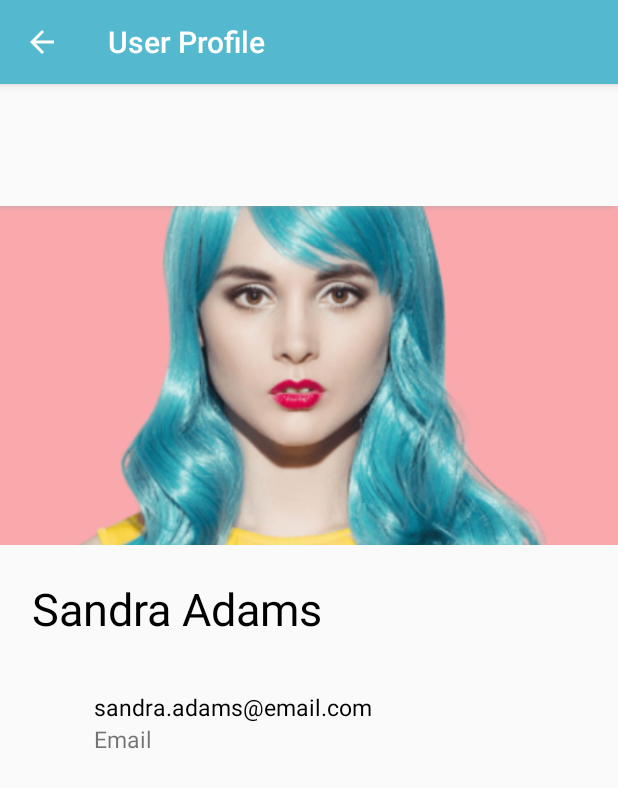
After one commit to sarjona98/ASM_P2, an Android app: the ProfileActivity screen opened directly, with no data from a screen before it, on a phone screen of 412 x 824 dp. The commit adds this screen. Shown: the top 788 px of the screen. Run offline under Robolectric (Android 15) with nearby library versions, the phone set to English and light mode, and no system bars.

Commit message:
1ra versio ProfileActivity

```diff
--- a/app/src/main/AndroidManifest.xml
+++ b/app/src/main/AndroidManifest.xml
@@ -10,9 +10,12 @@
         android:supportsRtl="true"
         android:theme="@style/AppTheme">
         <activity
+            android:name=".ProfileActivity"
+            android:label="@string/title_activity_profile" />
+        <activity
             android:name=".MainActivity"
             android:label="@string/title_activity_main"
-            android:theme="@style/AppTheme.NoActionBar"></activity>
+            android:theme="@style/AppTheme.NoActionBar" />
         <activity
             android:name=".ErrorLoginActivity"
             android:theme="@style/Theme.Design.Light.NoActionBar" />
--- a/app/src/main/java/cat/urv/deim/asm/p2/common/MainActivity.java
+++ b/app/src/main/java/cat/urv/deim/asm/p2/common/MainActivity.java
@@ -1,7 +1,10 @@
 package cat.urv.deim.asm.p2.common;
 
+import android.content.Intent;
 import android.os.Bundle;
 import android.view.Menu;
+import android.view.View;
+import android.widget.Button;
 
 import com.google.android.material.navigation.NavigationView;
 
@@ -34,6 +37,17 @@ public class MainActivity extends AppCompatActivity {
         NavController navController = Navigation.findNavController(this, R.id.nav_host_fragment);
         NavigationUI.setupActionBarWithNavController(this, navController, mAppBarConfiguration);
         NavigationUI.setupWithNavController(navigationView, navController);
+
+        /*Button profile = findViewById(R.id.nav_profile);
+
+        profile.setOnClickListener(new View.OnClickListener() {
+            @Override
+            public void onClick(View v) {
+                Intent intent = new Intent(MainActivity.this, ProfileActivity.class); // redirecting to ProfileActivity.
+                startActivity(intent);
+            }
+        });*/
+
     }
 
     @Override
--- /dev/null
+++ b/app/src/main/java/cat/urv/deim/asm/p2/common/ProfileActivity.java
@@ -0,0 +1,47 @@
+package cat.urv.deim.asm.p2.common;
+
+import androidx.appcompat.app.AppCompatActivity;
+import androidx.appcompat.widget.Toolbar;
+
+import android.app.ActionBar;
+import android.content.Intent;
+import android.os.Bundle;
+import android.view.KeyEvent;
+import android.view.MenuItem;
+
+import java.util.Objects;
+
+import cat.urv.deim.asm.p2.common.ui.login.LoginActivity;
+
+public class ProfileActivity extends AppCompatActivity {
+
+    @Override
+    protected void onCreate(Bundle savedInstanceState) {
+        super.onCreate(savedInstanceState);
+        setContentView(R.layout.activity_profile);
+        Objects.requireNonNull(getSupportActionBar()).setDisplayHomeAsUpEnabled(true);
+        getSupportActionBar().setTitle("User Profile");
+
+    }
+
+    @Override
+    public boolean onOptionsItemSelected(MenuItem item) {
+
+        switch (item.getItemId()){
+            case android.R.id.home:
+                finish();
+                return true;
+        }
+        return super.onOptionsItemSelected(item);
+    }
+
+    @Override
+    public boolean onKeyDown(int keyCode, KeyEvent event)  {
+        if (keyCode == KeyEvent.KEYCODE_BACK ) {
+            Intent intent = new Intent(ProfileActivity.this, MainActivity.class); // redirecting to MainActivity.
+            startActivity(intent);
+            return true;
+        }
+        return super.onKeyDown(keyCode, event);
+    }
+}
--- /dev/null
+++ b/app/src/main/res/layout/activity_profile.xml
@@ -0,0 +1,74 @@
+<?xml version="1.0" encoding="utf-8"?>
+<androidx.constraintlayout.widget.ConstraintLayout xmlns:android="http://schemas.android.com/apk/res/android"
+    xmlns:app="http://schemas.android.com/apk/res-auto"
+    xmlns:tools="http://schemas.android.com/tools"
+    android:layout_width="match_parent"
+    android:layout_height="match_parent"
+    tools:context=".ProfileActivity">
+
+    <ImageView
+        android:id="@+id/iVProfile"
+        android:layout_width="match_parent"
+        android:layout_height="250dp"
+        android:layout_marginTop="140dp"
+        android:contentDescription="@string/description"
+        app:layout_constraintBottom_toTopOf="@+id/constraintLayout"
+        app:layout_constraintEnd_toEndOf="parent"
+        app:layout_constraintHorizontal_bias="0.0"
+        app:layout_constraintStart_toStartOf="parent"
+        app:layout_constraintTop_toTopOf="parent"
+        app:srcCompat="@drawable/sandra_adams" />
+
+    <androidx.constraintlayout.widget.ConstraintLayout
+        android:id="@+id/constraintLayout"
+        android:layout_width="409dp"
+        android:layout_height="520dp"
+        app:layout_constraintBottom_toBottomOf="parent"
+        app:layout_constraintEnd_toEndOf="parent"
+        app:layout_constraintStart_toStartOf="parent"
+        app:layout_constraintTop_toBottomOf="@+id/iVProfile">
+
+        <TextView
+            android:id="@+id/textView4"
+            android:layout_width="wrap_content"
+            android:layout_height="wrap_content"
+            android:layout_marginStart="20dp"
+            android:layout_marginTop="10dp"
+            android:contentDescription="@string/description"
+            android:text="@string/sandra_adams"
+            android:textSize="30sp"
+            android:textColor="@android:color/black"
+            app:layout_constraintStart_toStartOf="parent"
+            app:layout_constraintTop_toTopOf="parent" />
+
+        <androidx.constraintlayout.widget.ConstraintLayout
+            android:layout_width="407dp"
+            android:layout_height="400dp"
+            app:layout_constraintBottom_toBottomOf="parent"
+            app:layout_constraintEnd_toEndOf="parent"
+            app:layout_constraintStart_toStartOf="parent"
+            app:layout_constraintTop_toBottomOf="@+id/textView4">
+
+            <TextView
+                android:id="@+id/textView5"
+                android:layout_width="wrap_content"
+                android:layout_height="wrap_content"
+                android:layout_marginStart="60dp"
+                android:text="@string/sandra_adams_email_com_email"
+                android:textColor="@android:color/black"
+                android:textSize="15sp"
+                app:layout_constraintStart_toStartOf="parent"
+                app:layout_constraintTop_toTopOf="parent" />
+
+            <TextView
+                android:id="@+id/textView6"
+                android:layout_width="wrap_content"
+                android:layout_height="wrap_content"
+                android:layout_marginStart="60dp"
+                android:text="@string/prompt_email"
+                android:textSize="15sp"
+                app:layout_constraintStart_toStartOf="parent"
+                app:layout_constraintTop_toBottomOf="@+id/textView5" />
+        </androidx.constraintlayout.widget.ConstraintLayout>
+    </androidx.constraintlayout.widget.ConstraintLayout>
+</androidx.constraintlayout.widget.ConstraintLayout>
--- a/app/src/main/res/values/strings.xml
+++ b/app/src/main/res/values/strings.xml
@@ -18,7 +18,6 @@
     <string name="error_sign_in3">Please, try again.</string>
     <string name="try_again">TRY AGAIN</string>
     <string name="skip_tutorial">Skip tutorial</string>
-
     <string name="networking">Networking</string>
     <string name="learn">Learn</string>
     <string name="title_activity_tutorial">TutorialActivity</string>
@@ -29,7 +28,6 @@
     <string name="nav_header_subtitle">android.studio@android.com</string>
     <string name="nav_header_desc">Navigation header</string>
     <string name="action_settings">Settings</string>
-
     <string name="menu_news">News</string>
     <string name="menu_articles">Articles</string>
     <string name="menu_events">Events</string>
@@ -39,7 +37,9 @@
     <string name="menu_bookmarks">Bookmarks</string>
     <string name="menu_faq">FAQS</string>
     <string name="menu_settings">Settings</string>
-
     <string name="home_second">Home Second</string>
     <string name="dev_community">Dev Community</string>
+    <string name="title_activity_profile">User Profile</string>
+    <string name="sandra_adams">Sandra Adams</string>
+    <string name="sandra_adams_email_com_email">sandra.adams@email.com</string>
 </resources>
```
Also changed, not shown: app/src/main/res/drawable/sandra_adams.PNG (added).
